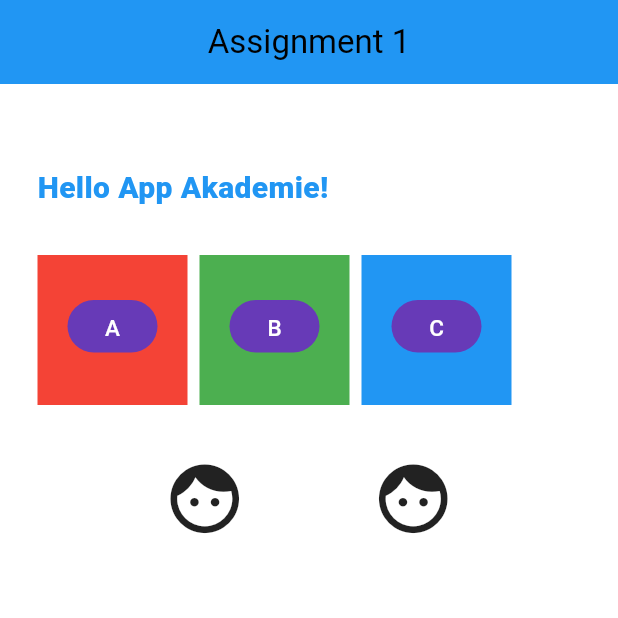
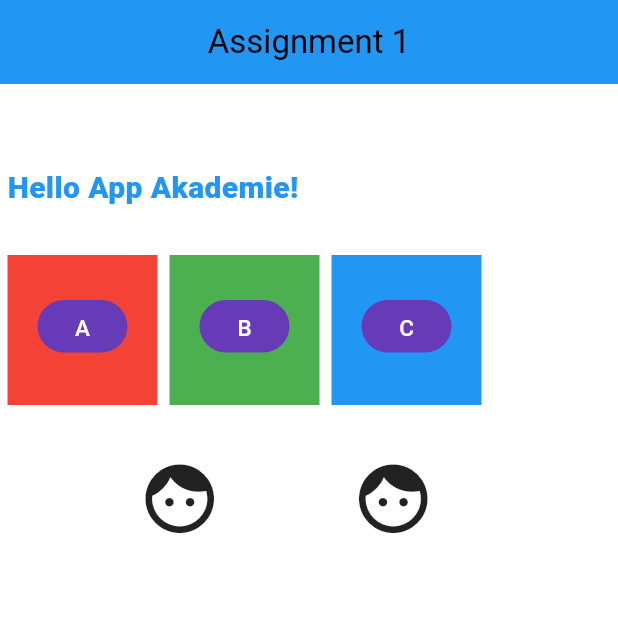
Before and after one commit to Gracelium64/stateless_widgets, a Flutter app: the screen it shows after launch, on a phone screen of 412 x 824 dp, the top half of it. Run offline on Flutter 3.47's test engine with Material 3 defaults, Android fonts, the phone set to English and light mode, and no system bars.

Commit message:
1:1 alignment

```diff
--- a/lib/main.4.3.1.A1.dart
+++ b/lib/main.4.3.1.A1.dart
@@ -27,7 +27,7 @@ class MyApp extends StatelessWidget {
           ),
          ),
         body: Padding(
-          padding: EdgeInsets.all(25),
+          padding: EdgeInsets.fromLTRB(5, 25, 0, 0),
           child: Column(
             crossAxisAlignment: CrossAxisAlignment.start,
             children: [
@@ -115,7 +115,7 @@ class MyApp extends StatelessWidget {
                ]
               ),
               Padding(
-                padding: const EdgeInsets.fromLTRB(0, 35, 0, 0),
+                padding: const EdgeInsets.fromLTRB(0, 35, 35, 0),
                 child: Row(
                   mainAxisAlignment: MainAxisAlignment.spaceEvenly,
                   children: [
```
